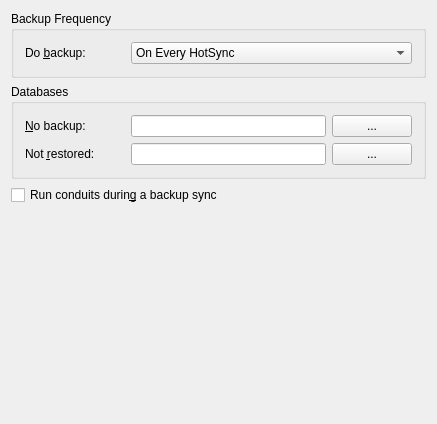
chusopr/kdepim-ktimetracker-akonadi, file kpilot/kpilot/config_page_backup.ui: the form before one commit.
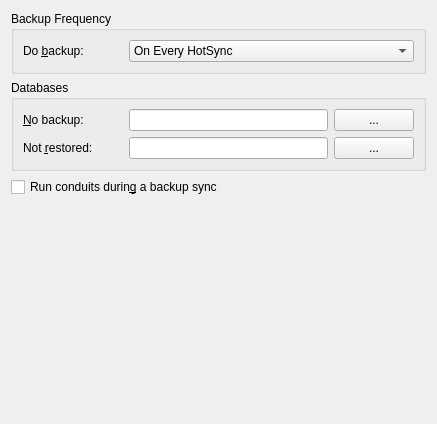
The form after the commit. Custom widgets are drawn as their Qt base class.

```diff
--- a/kpilot/kpilot/config_page_backup.ui
+++ b/kpilot/kpilot/config_page_backup.ui
@@ -217,8 +217,6 @@
    </item>
   </layout>
  </widget>
- <layoutdefault spacing="6" margin="11" />
- <pixmapfunction>qPixmapFromMimeSource</pixmapfunction>
  <customwidgets>
   <customwidget>
    <class>KComboBox</class>
```
